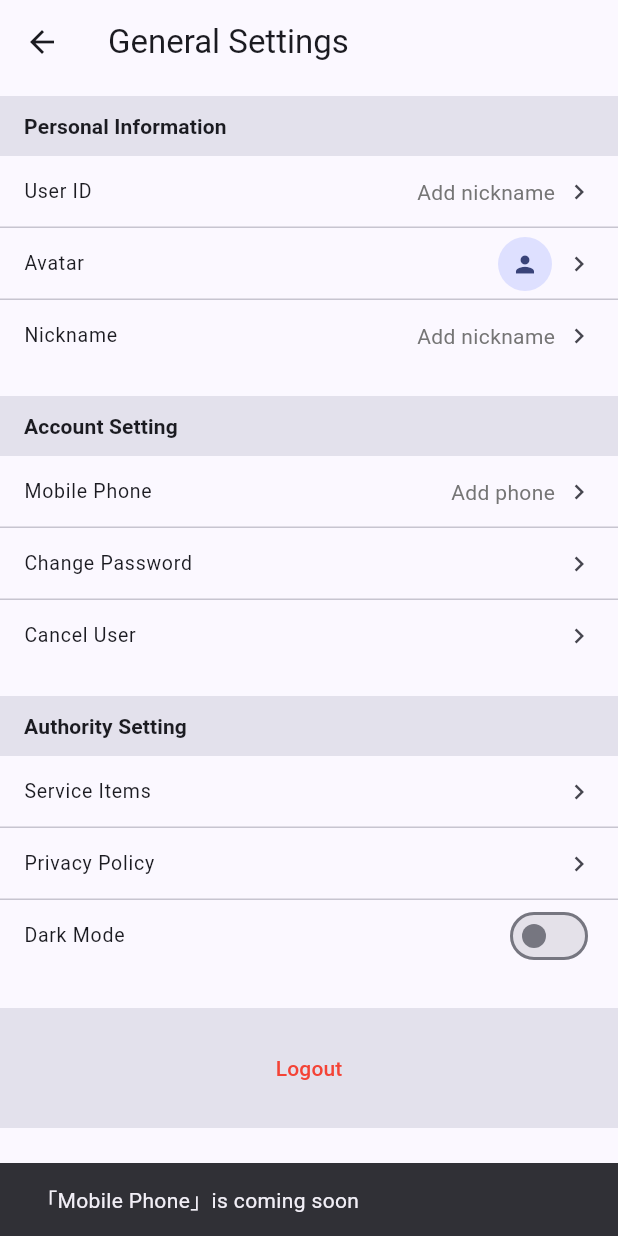
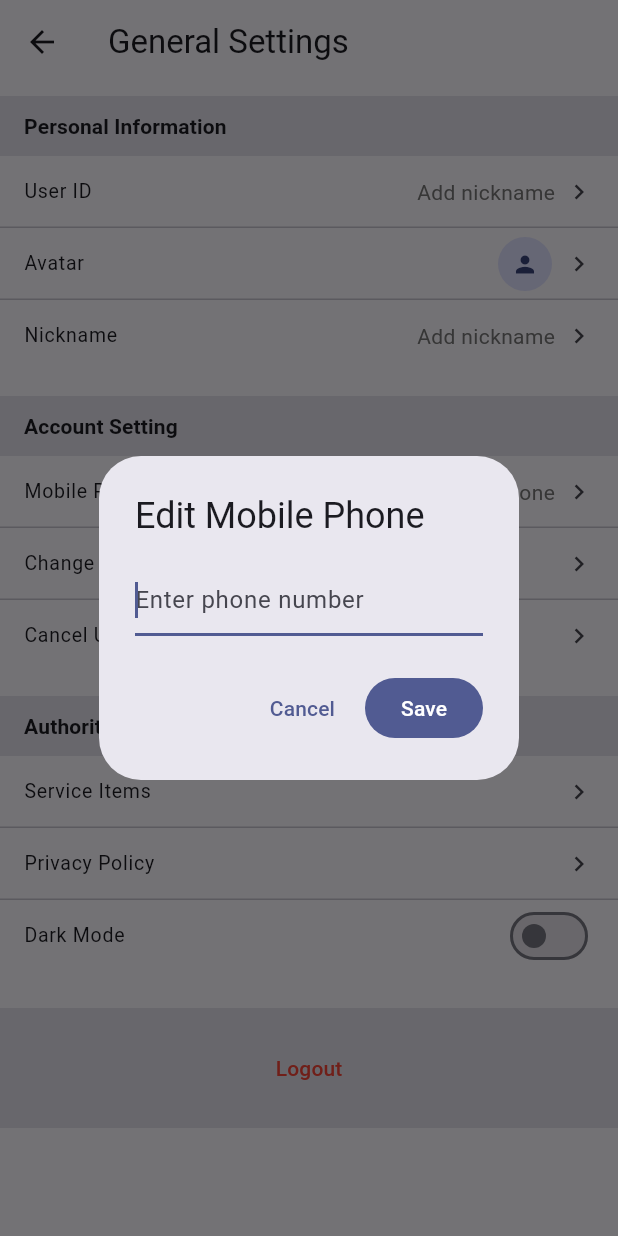
Before and after one commit to scientifios/organizational_app_group_1_csen268_f25, a Flutter app: the SettingsPage screen opened by its route, after a tap on "Mobile Phone", on a phone screen of 412 x 824 dp. Run offline on Flutter 3.47's test engine with Material 3 defaults, Android fonts, the light colour scheme and no system bars; our stand-ins replace bloc, equatable, flutter_bloc, go_router.

Commit message:
add interaction for phone number

```diff
--- a/lib/ui/pages/settings_page.dart
+++ b/lib/ui/pages/settings_page.dart
@@ -86,7 +86,20 @@
               _SettingsTile(
                 title: 'Mobile Phone',
                 value: user?.phoneNumber ?? 'Add phone',
-                onTap: () => _showWorkInProgress(context, 'Mobile Phone'),
+                onTap: () async{
+                  final phone = await _editTextDialog(
+                    context,
+                    title: 'Edit Mobile Phone',
+                    initial: user?.phoneNumber ?? '',
+                    hint: 'Enter phone number',
+                    keyboardType: TextInputType.phone,
+                  );
+                  if (phone != null){
+                    ScaffoldMessenger.of(context).showSnackBar(
+                      SnackBar(content: Text('Avatar: $phone (demo only)'))
+                      );
+                  }
+                }
               ),
               const Divider(height: 0),
               _SettingsTile(
```
